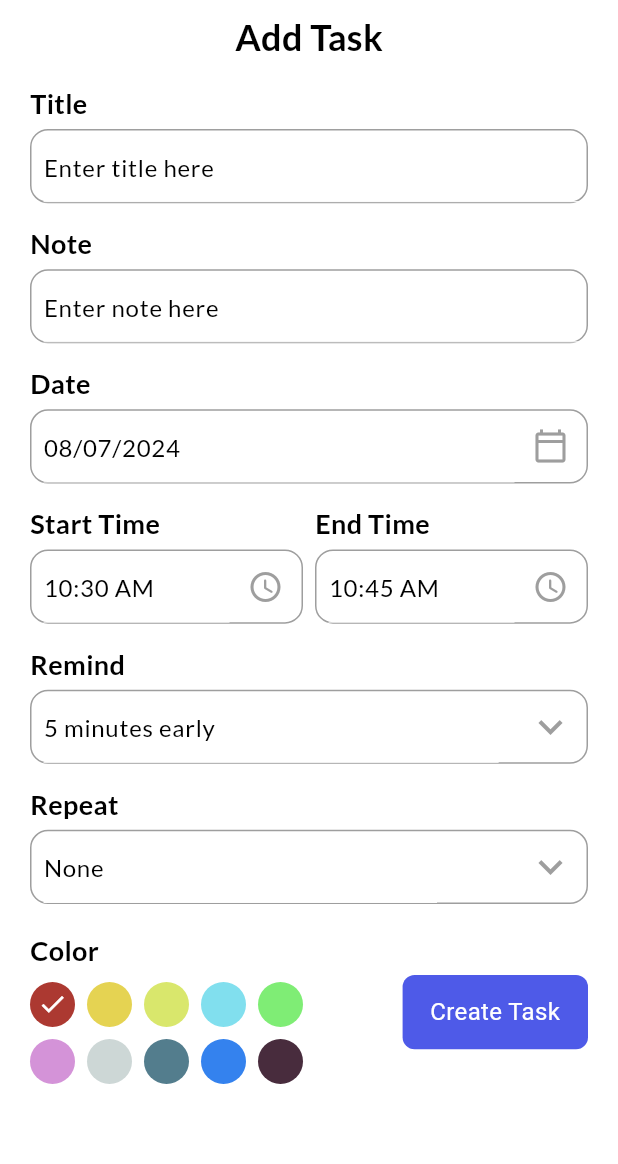
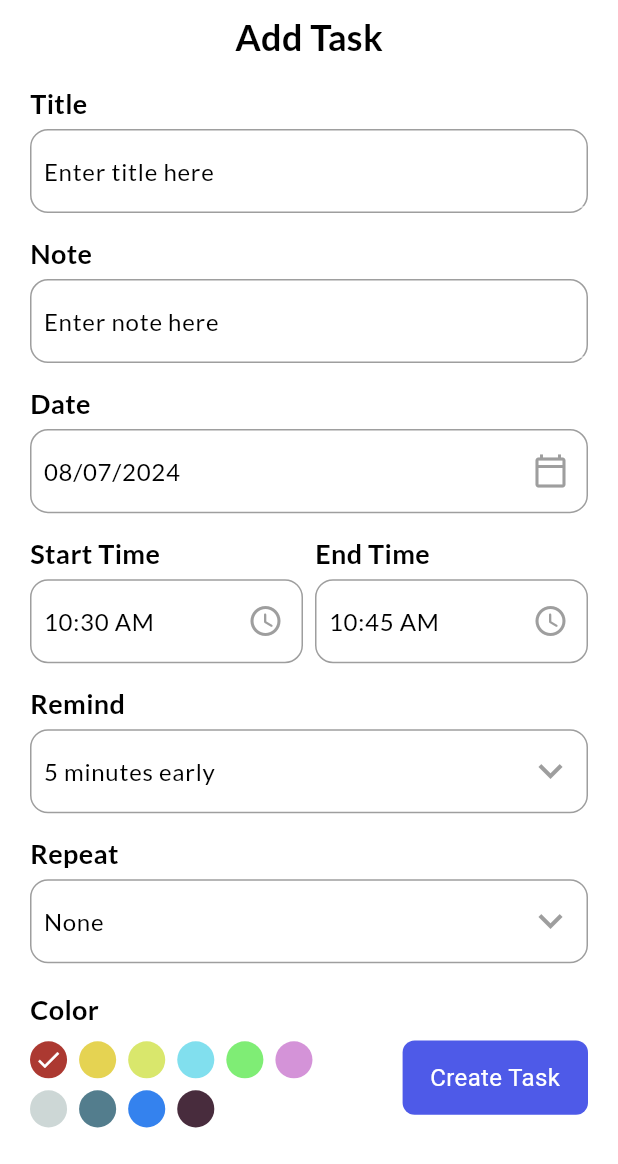
Before and after one commit to PhilopaterNabil/CODSOFT, a Flutter app: the screen it shows after launch, after a tap on "+ Add Task", on a phone screen of 412 x 824 dp, the part 72-1236 px from its top. Run offline on Flutter 3.47's test engine with Material 3 defaults, Android fonts, the phone set to English and light mode, and no system bars; our stand-ins replace bloc, cloud_firestore, curved_navigation_bar, date_picker_timeline, equatable, firebase_core and 14 more; accounts and stored records are empty.

Commit message:
Refactor UI layout for better responsiveness and readability
- Adjusted the size and spacing of various UI elements to improve readability and responsiveness across different screen sizes and orientations.
- Replaced `SingleChildScrollView` with `Column` to simplify the code and improve performance.
- Updated font sizes and colors for better consistency and legibility.
- Added missing dependency for `shared_preferences_foundation`.
- Removed commented out code for `device_preview` package.

```diff
--- a/to_do/lib/ui/pages/add_task_page.dart
+++ b/to_do/lib/ui/pages/add_task_page.dart
@@ -277,16 +277,16 @@ class _AddTaskPageState extends State<AddTaskPage> {
     }
   }
 
-  SingleChildScrollView _colorPallete() {
-    return SingleChildScrollView(
-      child: Column(
-        crossAxisAlignment: CrossAxisAlignment.start,
-        children: [
-          Text('Color', style: titleStyle),
-          const SizedBox(height: 8),
-          SizedBox(
-            height: MediaQuery.of(context).size.height * 0.09,
-            width: MediaQuery.of(context).size.width * 0.5,
+  Column _colorPallete() {
+    return Column(
+      crossAxisAlignment: CrossAxisAlignment.start,
+      children: [
+        Text('Color', style: titleStyle),
+        const SizedBox(height: 8),
+        SingleChildScrollView(
+          child: SizedBox(
+            height: MediaQuery.sizeOf(context).height * 0.1,
+            width: MediaQuery.sizeOf(context).width * 0.5,
             child: Wrap(
               children: List<Widget>.generate(
                 kColors.length,
@@ -299,12 +299,12 @@ class _AddTaskPageState extends State<AddTaskPage> {
                   child: Padding(
                     padding: const EdgeInsets.only(right: 8, bottom: 8),
                     child: CircleAvatar(
-                      radius: 15,
+                      radius: MediaQuery.sizeOf(context).height * 0.015,
                       backgroundColor: kColors[index % kColors.length],
                       child: _selectedColor == index
-                          ? const Icon(
+                          ? Icon(
                               Icons.done,
-                              size: 20,
+                              size: MediaQuery.sizeOf(context).height * 0.023,
                               color: Colors.white,
                             )
                           : null,
@@ -314,8 +314,8 @@ class _AddTaskPageState extends State<AddTaskPage> {
               ),
             ),
           ),
-        ],
-      ),
+        ),
+      ],
     );
   }
 
--- a/to_do/lib/ui/pages/home_page.dart
+++ b/to_do/lib/ui/pages/home_page.dart
@@ -49,7 +49,7 @@ class _HomePageState extends State<HomePage> {
         children: [
           _addTaskBar(),
           _addDateBar(),
-          SizedBox(height: getProportionateScreenHeight(10)),
+          SizedBox(height: getProportionateScreenHeight(12)),
           _showTasks(),
         ],
       ),
@@ -146,7 +146,7 @@ class _HomePageState extends State<HomePage> {
         DateTime.now(),
         height: SizeConfig.orientation == Orientation.landscape
             ? MediaQuery.of(context).size.height * 0.25
-            : MediaQuery.of(context).size.height * 0.12,
+            : MediaQuery.of(context).size.height * 0.14,
         width: SizeConfig.orientation == Orientation.landscape
             ? MediaQuery.of(context).size.width * 0.1
             : MediaQuery.of(context).size.width * 0.19,
@@ -156,19 +156,29 @@ class _HomePageState extends State<HomePage> {
         dateTextStyle: GoogleFonts.lato(
           textStyle: TextStyle(
             color: Get.isDarkMode ? Colors.white : Colors.black87,
-            fontSize: 20,
+            fontSize: SizeConfig.orientation == Orientation.landscape
+                ? MediaQuery.of(context).size.height * 0.036
+                : MediaQuery.of(context).size.height * 0.022,
             fontWeight: FontWeight.w600,
           ),
         ),
-        dayTextStyle: const TextStyle(
-          fontSize: 16,
-          fontWeight: FontWeight.w600,
-          color: Colors.grey,
+        dayTextStyle: GoogleFonts.lato(
+          textStyle: TextStyle(
+            fontSize: SizeConfig.orientation == Orientation.landscape
+                ? MediaQuery.of(context).size.height * 0.03
+                : MediaQuery.of(context).size.height * 0.016,
+            fontWeight: FontWeight.w600,
+            color: Colors.grey,
+          ),
         ),
-        monthTextStyle: const TextStyle(
-          fontSize: 12,
-          fontWeight: FontWeight.w600,
-          color: Colors.grey,
+        monthTextStyle: GoogleFonts.lato(
+          textStyle: TextStyle(
+            fontSize: SizeConfig.orientation == Orientation.landscape
+                ? MediaQuery.of(context).size.height * 0.028
+                : MediaQuery.of(context).size.height * 0.014,
+            fontWeight: FontWeight.w600,
+            color: Colors.grey,
+          ),
         ),
         onDateChange: (newDate) {
           setState(() => _selectedDate = newDate);
@@ -269,8 +279,10 @@ class _HomePageState extends State<HomePage> {
                     : Axis.vertical,
                 children: [
                   SizeConfig.orientation == Orientation.landscape
-                      ? const SizedBox(height: 6)
-                      : const SizedBox(height: 180),
+                      ? SizedBox(
+                          height: MediaQuery.sizeOf(context).height * 0.3)
+                      : SizedBox(
+                          height: MediaQuery.sizeOf(context).height * 0.18),
                   SvgPicture.asset(
                     'assets/images/task.svg',
                     color: primaryClr.withOpacity(0.5),
@@ -285,12 +297,18 @@ class _HomePageState extends State<HomePage> {
                     child: Text(
                       'You do not have any tasks yet!\nAdd new tasks to make your days productive',
                       textAlign: TextAlign.center,
-                      style: subTitleStyle,
+                      style: subTitleStyle.copyWith(
+                          fontSize:
+                              SizeConfig.orientation == Orientation.landscape
+                                  ? MediaQuery.sizeOf(context).height * 0.04
+                                  : MediaQuery.sizeOf(context).height * 0.02),
                     ),
                   ),
                   SizeConfig.orientation == Orientation.landscape
-                      ? const SizedBox(height: 120)
-                      : const SizedBox(height: 180),
+                      ? SizedBox(
+                          height: MediaQuery.sizeOf(context).height * 0.3)
+                      : SizedBox(
+                          height: MediaQuery.sizeOf(context).height * 0.18),
                 ],
               ),
             ),
--- a/to_do/lib/ui/widgets/button.dart
+++ b/to_do/lib/ui/widgets/button.dart
@@ -14,9 +14,11 @@ class MyButton extends StatelessWidget {
       onTap: onTap,
       child: Container(
         height: SizeConfig.orientation == Orientation.landscape
-            ? MediaQuery.of(context).size.height * 0.12
+            ? MediaQuery.of(context).size.height * 0.11
             : MediaQuery.of(context).size.height * 0.06,
-        width: MediaQuery.of(context).size.width * 0.3,
+        width: SizeConfig.orientation == Orientation.landscape
+            ? MediaQuery.of(context).size.width * 0.18
+            : MediaQuery.of(context).size.width * 0.3,
         decoration: BoxDecoration(
           borderRadius: BorderRadius.circular(8),
           color: primaryClr,
--- a/to_do/lib/ui/widgets/input_field.dart
+++ b/to_do/lib/ui/widgets/input_field.dart
@@ -34,7 +34,7 @@ class InputField extends StatelessWidget {
             margin: const EdgeInsets.only(top: 4),
             height: SizeConfig.orientation == Orientation.landscape
                 ? MediaQuery.of(context).size.height * 0.12
-                : MediaQuery.of(context).size.height * 0.06,
+                : MediaQuery.of(context).size.height * 0.068,
             width: SizeConfig.screenWidth,
             decoration: BoxDecoration(
               borderRadius: BorderRadius.circular(12),
--- a/to_do/pubspec.yaml
+++ b/to_do/pubspec.yaml
@@ -30,6 +30,7 @@ environment:
 dependencies:
   cupertino_icons: ^1.0.8
   date_picker_timeline: ^1.2.6
+  # device_preview: ^1.2.0
   flutter:
     sdk: flutter
   flutter_local_notifications: ^17.2.0
```
Also changed, not shown: to_do/lib/ui/widgets/custom_snack_bar_content.dart (+17 -5 lines), to_do/lib/ui/widgets/show_delete_confirmation_dialog.dart (+8 -4 lines), to_do/lib/ui/widgets/task_tile.dart (+27 -10 lines), 1 other file.
